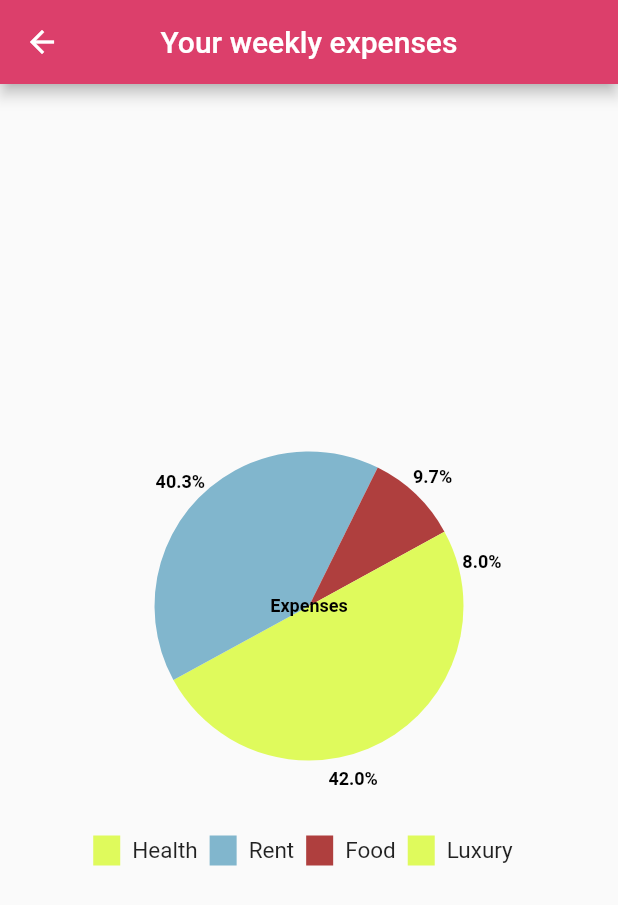
After one commit to bikraj2/Kharcha, a Flutter app: the Piechart screen opened directly, on a phone screen of 412 x 824 dp. The commit adds this screen. Shown: the top 905 px of the screen. Run offline on Flutter 3.47's test engine with Material 2 defaults, Android fonts, the phone set to English and light mode, and no system bars; drawn by our look-alikes of pie_chart; our stand-ins replace dio, flutter_secure_storage, fluttertoast; accounts and stored records are empty.

Commit message:
pie chart

```diff
--- /dev/null
+++ b/lib/screens/charts/pie_chart.dart
@@ -0,0 +1,77 @@
+import 'package:flutter/material.dart';
+import 'package:pie_chart/pie_chart.dart';
+import '../pages/add_expenses.dart';
+class Piechart extends StatefulWidget {
+  const Piechart({Key? key}) : super(key: key);
+
+  @override
+  State<Piechart> createState() => _PieChartState();
+}
+
+class _PieChartState extends State<Piechart> {
+  Map<String, double> dataMap = {
+
+
+
+    "Health": 18.47,
+    "Rent": 17.70,
+    "Food": 4.25,
+    "Luxury": 3.51,
+  };
+
+  List<Color> colorList = [
+    const Color.fromRGBO(129, 250, 112, 1),
+    const Color.fromRGBO(91, 253, 199, 1),
+    const Color.fromRGBO(254, 154, 92, 1),
+    const Color.fromRGBO(55, 100, 32, 22),
+  ];
+
+  final gradientList = <List<Color>>[
+     [
+      Color.fromRGBO(223, 250, 92, 1),
+      Color.fromRGBO(129, 250, 112, 1),
+    ],
+    [
+      Color.fromRGBO(129, 182, 205, 1),
+      Color.fromRGBO(91, 253, 199, 1),
+    ],
+    [
+      Color.fromRGBO(175, 63, 62, 1.0),
+      Color.fromRGBO(254, 154, 92, 1),
+    ]
+  ];
+
+
+
+  @override
+  Widget build(BuildContext context) {
+    return Scaffold(
+      appBar: AppBar(
+        centerTitle: true,
+        title: const Text("Your weekly expenses"),
+      ),
+      body: Center(
+        child: PieChart(
+          dataMap: dataMap,
+          colorList: colorList,
+          chartRadius: MediaQuery.of(context).size.width / 2,
+          centerText: "Expenses",
+          ringStrokeWidth: 24,
+          animationDuration: const Duration(seconds: 3),
+          chartValuesOptions: const ChartValuesOptions(
+              showChartValues: true,
+              showChartValuesOutside: true,
+              showChartValuesInPercentage: true,
+              showChartValueBackground: false),
+          legendOptions: const LegendOptions(
+              showLegends: true,
+              legendShape: BoxShape.rectangle,
+              legendTextStyle: TextStyle(fontSize: 15),
+              legendPosition: LegendPosition.bottom,
+              showLegendsInRow: true),
+          gradientList: gradientList,
+        ),
+      ),
+    );
+  }
+}
--- a/lib/screens/pages/add_expenses.dart
+++ b/lib/screens/pages/add_expenses.dart
@@ -1,9 +1,8 @@
-
-
 import 'package:demo2/models/expenses.dart';
 import 'package:demo2/services/authservices.dart';
 import 'package:flutter/material.dart';
 import '../../token/token.dart';
+import 'dart:convert';
 
 class expenseTracker extends StatelessWidget {
   const expenseTracker({Key? key}) : super(key: key);
@@ -31,6 +30,8 @@ class _expenseAdderState extends State<expenseAdder> {
   final _moneyController = TextEditingController();
   String date = " ";
   String? value;
+  List<dynamic> responsevar = [];
+
   late double money;
   String? categories = "";
   final category = ['Health', 'Rent', 'Food', 'Luxury'];
@@ -109,11 +110,15 @@ class _expenseAdderState extends State<expenseAdder> {
                     });
                     var expense = Expense(
                         _dateController.text, categories.toString(), money);
-                    var token1;
+
                     token.storage.read(key: "jwt").then((value) {
                       AuthService()
                           .getExpense(value)
-                          .then((val) => {print(val)});
+                          .then((val) => {
+                            responsevar = jsonDecode(val),
+                            print(responsevar[0])
+
+                            });
                     });
                   })),
         ),
--- a/lib/services/authservices.dart
+++ b/lib/services/authservices.dart
@@ -56,8 +56,8 @@ class AuthService {
       var value = await diio.get("https://kharcha-1.herokuapp.com/getExpense",
           queryParameters: {"token": token},
           options: Options(contentType: Headers.formUrlEncodedContentType));
-      print(value);
-      return value;
+
+
     } on DioError catch (error, stacktrace) {
       print("Exception occured: $error stackTrace: $stacktrace");
     }
```
